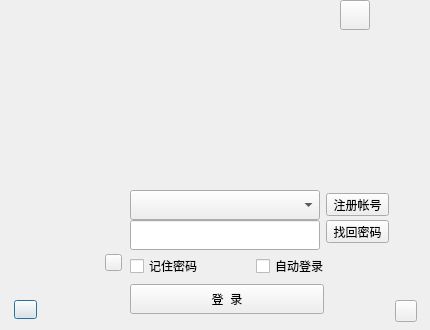
This is Demo/login/loginwindow.ui in Dunky-Z/learning-qt as Qt 5 draws it before an edit. The edited form follows.
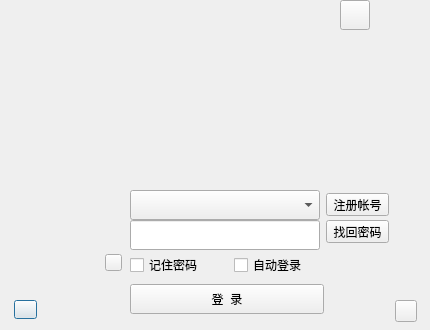
This is the edited form.

```diff
--- a/Demo/login/loginwindow.ui
+++ b/Demo/login/loginwindow.ui
@@ -108,32 +108,6 @@
     <enum>QLineEdit::Password</enum>
    </property>
   </widget>
-  <widget class="QCheckBox" name="rememberPsd">
-   <property name="geometry">
-    <rect>
-     <x>130</x>
-     <y>258</y>
-     <width>71</width>
-     <height>16</height>
-    </rect>
-   </property>
-   <property name="text">
-    <string>记住密码</string>
-   </property>
-  </widget>
-  <widget class="QCheckBox" name="autoLogin">
-   <property name="geometry">
-    <rect>
-     <x>256</x>
-     <y>258</y>
-     <width>71</width>
-     <height>16</height>
-    </rect>
-   </property>
-   <property name="text">
-    <string>自动登录</string>
-   </property>
-  </widget>
   <widget class="QPushButton" name="loginButton">
    <property name="geometry">
     <rect>
@@ -331,6 +305,53 @@
     <string/>
    </property>
   </widget>
+  <widget class="QWidget" name="">
+   <property name="geometry">
+    <rect>
+     <x>130</x>
+     <y>250</y>
+     <width>190</width>
+     <height>31</height>
+    </rect>
+   </property>
+   <layout class="QHBoxLayout" name="horizontalLayout">
+    <property name="spacing">
+     <number>18</number>
+    </property>
+    <property name="sizeConstraint">
+     <enum>QLayout::SetMinimumSize</enum>
+    </property>
+    <item>
+     <widget class="QCheckBox" name="rememberPsd">
+      <property name="tabletTracking">
+       <bool>false</bool>
+      </property>
+      <property name="text">
+       <string>记住密码</string>
+      </property>
+      <property name="checkable">
+       <bool>true</bool>
+      </property>
+      <property name="autoRepeat">
+       <bool>false</bool>
+      </property>
+     </widget>
+    </item>
+    <item>
+     <widget class="QCheckBox" name="autoLogin">
+      <property name="sizePolicy">
+       <sizepolicy hsizetype="Minimum" vsizetype="Fixed">
+        <horstretch>0</horstretch>
+        <verstretch>0</verstretch>
+       </sizepolicy>
+      </property>
+      <property name="text">
+       <string>自动登录</string>
+      </property>
+     </widget>
+    </item>
+   </layout>
+  </widget>
   <zorder>userHead</zorder>
   <zorder>loginState</zorder>
   <zorder>accountComboBox</zorder>
```
Left out of the diff: 1 changed line with no effect on the pictures.
